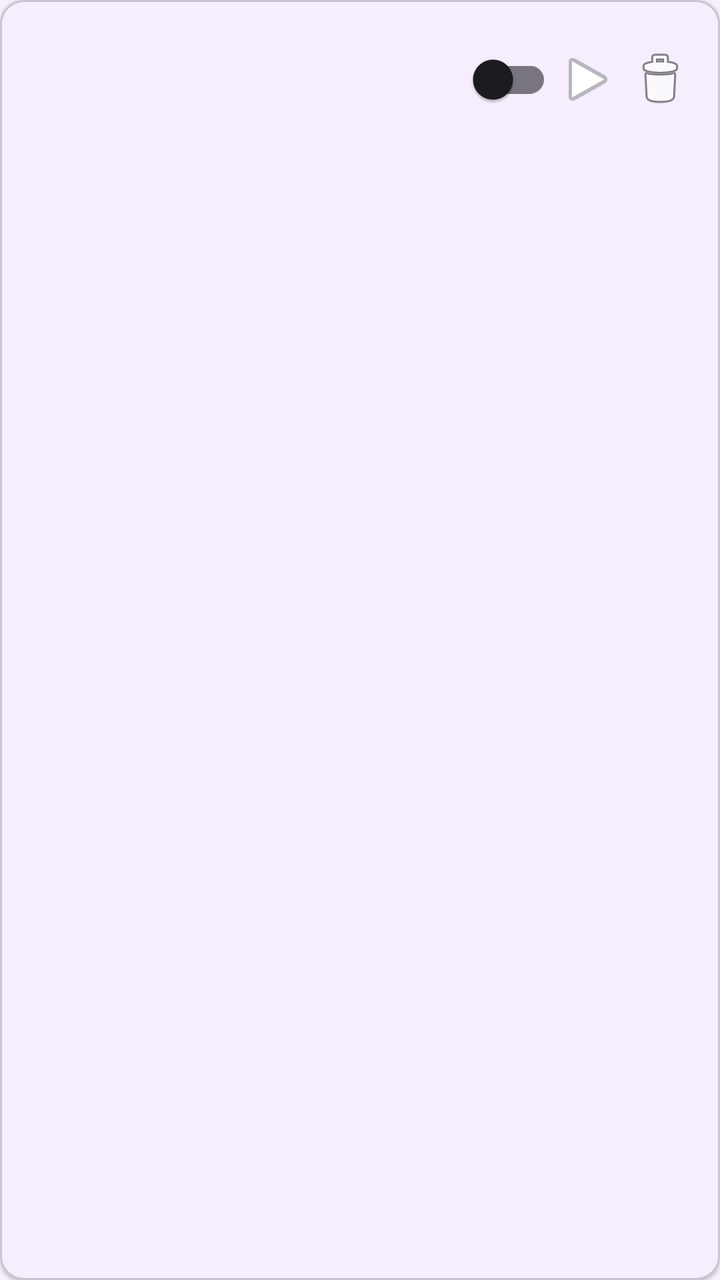
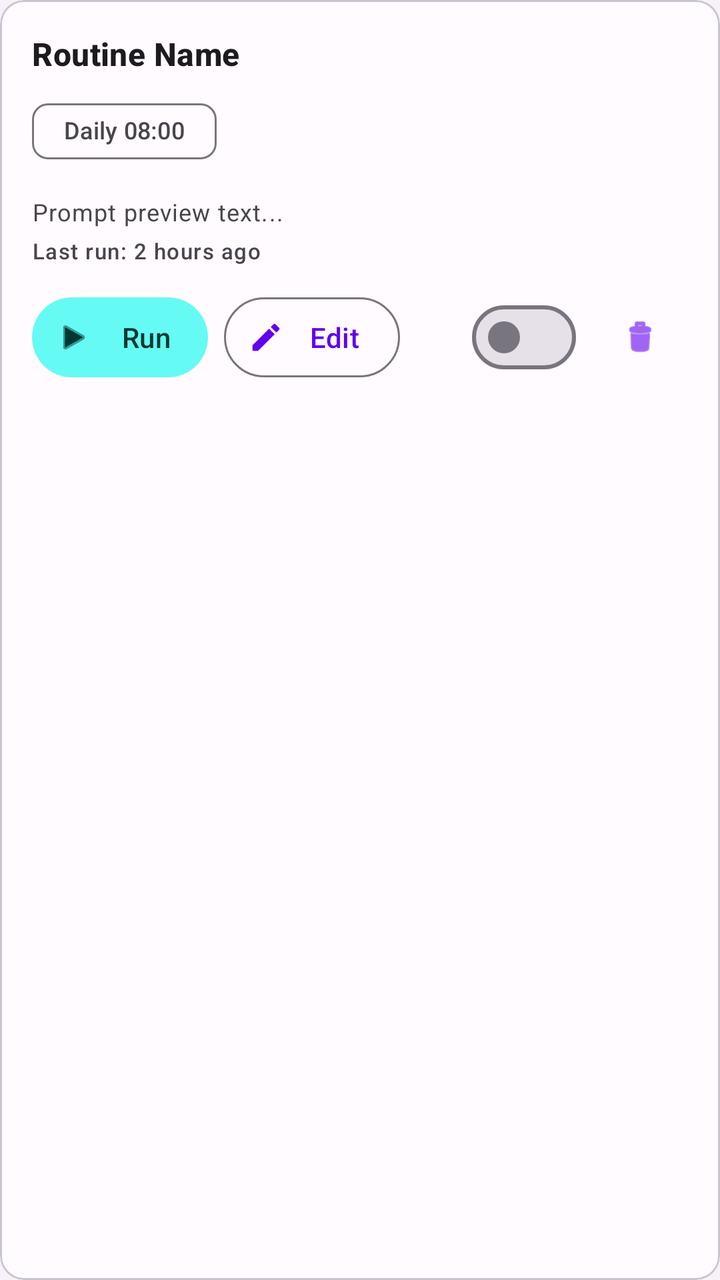

Compare the two renders of this Android layout. The source of the first and the diff that turns it into the second are given below.
<!-- AndroidManifest.xml: application theme Theme.RiverSong -->
<!-- res/layout/item_routine.xml -->
<?xml version="1.0" encoding="utf-8"?>
<com.google.android.material.card.MaterialCardView
    xmlns:android="http://schemas.android.com/apk/res/android"
    xmlns:app="http://schemas.android.com/apk/res-auto"
    android:layout_width="match_parent"
    android:layout_height="wrap_content"
    android:layout_marginHorizontal="16dp"
    android:layout_marginVertical="4dp"
    app:cardElevation="1dp"
    app:cardCornerRadius="12dp">

    <androidx.constraintlayout.widget.ConstraintLayout
        android:layout_width="match_parent"
        android:layout_height="wrap_content"
        android:padding="12dp">

        <TextView
            android:id="@+id/textViewRoutineName"
            android:layout_width="0dp"
            android:layout_height="wrap_content"
            android:textStyle="bold"
            android:textSize="15sp"
            android:textColor="?attr/colorOnSurface"
            app:layout_constraintTop_toTopOf="parent"
            app:layout_constraintStart_toStartOf="parent"
            app:layout_constraintEnd_toStartOf="@id/switchRoutineEnabled" />

        <TextView
            android:id="@+id/textViewRoutineTrigger"
            android:layout_width="0dp"
            android:layout_height="wrap_content"
            android:textSize="12sp"
            android:textColor="?attr/colorPrimary"
            android:layout_marginTop="2dp"
            app:layout_constraintTop_toBottomOf="@id/textViewRoutineName"
            app:layout_constraintStart_toStartOf="parent"
            app:layout_constraintEnd_toStartOf="@id/switchRoutineEnabled" />

        <TextView
            android:id="@+id/textViewRoutineLastRun"
            android:layout_width="0dp"
            android:layout_height="wrap_content"
            android:textSize="11sp"
            android:textColor="?attr/colorOnSurfaceVariant"
            android:layout_marginTop="2dp"
            app:layout_constraintTop_toBottomOf="@id/textViewRoutineTrigger"
            app:layout_constraintStart_toStartOf="parent"
            app:layout_constraintEnd_toStartOf="@id/switchRoutineEnabled"
            app:layout_constraintBottom_toBottomOf="parent" />

        <androidx.appcompat.widget.SwitchCompat
            android:id="@+id/switchRoutineEnabled"
            android:layout_width="wrap_content"
            android:layout_height="wrap_content"
            app:layout_constraintTop_toTopOf="parent"
            app:layout_constraintEnd_toStartOf="@id/buttonRunRoutine"
            app:layout_constraintBottom_toBottomOf="parent" />

        <ImageButton
            android:id="@+id/buttonRunRoutine"
            android:layout_width="36dp"
            android:layout_height="36dp"
            android:src="@android:drawable/ic_media_play"
            android:background="?attr/selectableItemBackgroundBorderless"
            android:contentDescription="Run routine"
            app:layout_constraintTop_toTopOf="parent"
            app:layout_constraintEnd_toStartOf="@id/buttonDeleteRoutine"
            app:layout_constraintBottom_toBottomOf="parent" />

        <ImageButton
            android:id="@+id/buttonDeleteRoutine"
            android:layout_width="36dp"
            android:layout_height="36dp"
            android:src="@android:drawable/ic_menu_delete"
            android:background="?attr/selectableItemBackgroundBorderless"
            android:contentDescription="Delete routine"
            app:layout_constraintTop_toTopOf="parent"
            app:layout_constraintEnd_toEndOf="parent"
            app:layout_constraintBottom_toBottomOf="parent" />

    </androidx.constraintlayout.widget.ConstraintLayout>
</com.google.android.material.card.MaterialCardView>
<!-- resources referenced by this layout -->
<resources>
  <color name="river_song_primary">#6200EE</color>
  <color name="river_song_on_primary">#FFFFFF</color>
  <color name="river_song_primary_container">#BB86FC</color>
  <color name="river_song_on_primary_container">#21005D</color>
  <color name="river_song_secondary">#03DAC6</color>
  <color name="river_song_on_secondary">#000000</color>
  <color name="river_song_secondary_container">#66FAF4</color>
  <color name="river_song_on_secondary_container">#003831</color>
  <color name="river_song_tertiary">#018786</color>
  <color name="river_song_on_tertiary">#FFFFFF</color>
  <color name="river_song_tertiary_container">#A7E7E7</color>
  <color name="river_song_on_tertiary_container">#002C2C</color>
  <color name="river_song_error">#B00020</color>
  <color name="river_song_on_error">#FFFFFF</color>
  <color name="river_song_error_container">#FCD8DF</color>
  <color name="river_song_on_error_container">#410002</color>
  <color name="river_song_background">#F7F2F9</color>
  <color name="river_song_on_background">#1C1B1F</color>
  <color name="river_song_surface">#FFFBFE</color>
  <color name="river_song_on_surface">#1C1B1F</color>
  <color name="river_song_surface_variant">#E7E0EC</color>
  <color name="river_song_on_surface_variant">#49454F</color>
  <color name="river_song_outline">#79757F</color>
  <!-- unchanged entries left out for length: 1 -->
</resources>

<!-- the commit's change to res/layout/item_routine.xml (unified diff, before → after) -->
@@ -5,78 +5,102 @@
     android:layout_width="match_parent"
     android:layout_height="wrap_content"
     android:layout_marginHorizontal="16dp"
-    android:layout_marginVertical="4dp"
-    app:cardElevation="1dp"
-    app:cardCornerRadius="12dp">
+    android:layout_marginVertical="6dp"
+    app:cardElevation="0dp"
+    app:strokeWidth="1dp"
+    app:strokeColor="?attr/colorOutlineVariant">
 
-    <androidx.constraintlayout.widget.ConstraintLayout
+    <LinearLayout
         android:layout_width="match_parent"
         android:layout_height="wrap_content"
-        android:padding="12dp">
+        android:orientation="vertical"
+        android:padding="16dp">
 
         <TextView
             android:id="@+id/textViewRoutineName"
-            android:layout_width="0dp"
+            android:layout_width="match_parent"
             android:layout_height="wrap_content"
-            android:textStyle="bold"
-            android:textSize="15sp"
-            android:textColor="?attr/colorOnSurface"
-            app:layout_constraintTop_toTopOf="parent"
-            app:layout_constraintStart_toStartOf="parent"
-            app:layout_constraintEnd_toStartOf="@id/switchRoutineEnabled" />
+            android:text="Routine Name"
+            android:textAppearance="@style/TextAppearance.Material3.TitleMedium"
+            android:textStyle="bold" />
+
+        <com.google.android.material.chip.Chip
+            android:id="@+id/chipRoutineSchedule"
+            style="@style/Widget.Material3.Chip.Suggestion"
+            android:layout_width="wrap_content"
+            android:layout_height="wrap_content"
+            android:layout_marginTop="4dp"
+            android:text="Daily 08:00"
+            app:chipIcon="@drawable/ic_schedule"
+            app:chipIconSize="16dp"
+            app:chipMinHeight="28dp"
+            android:textSize="12sp" />
 
         <TextView
-            android:id="@+id/textViewRoutineTrigger"
-            android:layout_width="0dp"
+            android:id="@+id/textViewPromptPreview"
+            android:layout_width="match_parent"
             android:layout_height="wrap_content"
-            android:textSize="12sp"
-            android:textColor="?attr/colorPrimary"
-            android:layout_marginTop="2dp"
-            app:layout_constraintTop_toBottomOf="@id/textViewRoutineName"
-            app:layout_constraintStart_toStartOf="parent"
-            app:layout_constraintEnd_toStartOf="@id/switchRoutineEnabled" />
+            android:layout_marginTop="8dp"
+            android:text="Prompt preview text..."
+            android:textAppearance="@style/TextAppearance.Material3.BodySmall"
+            android:textColor="?attr/colorOnSurfaceVariant"
+            android:maxLines="1"
+            android:ellipsize="end" />
 
         <TextView
-            android:id="@+id/textViewRoutineLastRun"
-            android:layout_width="0dp"
+            android:id="@+id/textViewLastRun"
+            android:layout_width="match_parent"
             android:layout_height="wrap_content"
-            android:textSize="11sp"
-            android:textColor="?attr/colorOnSurfaceVariant"
-            android:layout_marginTop="2dp"
-            app:layout_constraintTop_toBottomOf="@id/textViewRoutineTrigger"
-            app:layout_constraintStart_toStartOf="parent"
-            app:layout_constraintEnd_toStartOf="@id/switchRoutineEnabled"
-            app:layout_constraintBottom_toBottomOf="parent" />
+            android:layout_marginTop="4dp"
+            android:text="Last run: 2 hours ago"
+            android:textAppearance="@style/TextAppearance.Material3.LabelSmall"
+            android:textColor="?attr/colorOnSurfaceVariant" />
 
-        <androidx.appcompat.widget.SwitchCompat
-            android:id="@+id/switchRoutineEnabled"
-            android:layout_width="wrap_content"
+        <LinearLayout
+            android:layout_width="match_parent"
             android:layout_height="wrap_content"
-            app:layout_constraintTop_toTopOf="parent"
-            app:layout_constraintEnd_toStartOf="@id/buttonRunRoutine"
-            app:layout_constraintBottom_toBottomOf="parent" />
+            android:layout_marginTop="12dp"
+            android:orientation="horizontal"
+            android:gravity="center_vertical">
 
-        <ImageButton
-            android:id="@+id/buttonRunRoutine"
-            android:layout_width="36dp"
-            android:layout_height="36dp"
-            android:src="@android:drawable/ic_media_play"
-            android:background="?attr/selectableItemBackgroundBorderless"
-            android:contentDescription="Run routine"
-            app:layout_constraintTop_toTopOf="parent"
-            app:layout_constraintEnd_toStartOf="@id/buttonDeleteRoutine"
-            app:layout_constraintBottom_toBottomOf="parent" />
+            <com.google.android.material.button.MaterialButton
+                android:id="@+id/buttonRunRoutine"
+                style="@style/Widget.Material3.Button.TonalButton"
+                android:layout_width="wrap_content"
+                android:layout_height="wrap_content"
+                android:text="Run"
+                app:icon="@android:drawable/ic_media_play"
+                android:paddingHorizontal="12dp" />
 
-        <ImageButton
-            android:id="@+id/buttonDeleteRoutine"
-            android:layout_width="36dp"
-            android:layout_height="36dp"
-            android:src="@android:drawable/ic_menu_delete"
-            android:background="?attr/selectableItemBackgroundBorderless"
-            android:contentDescription="Delete routine"
-            app:layout_constraintTop_toTopOf="parent"
-            app:layout_constraintEnd_toEndOf="parent"
-            app:layout_constraintBottom_toBottomOf="parent" />
+            <View android:layout_width="8dp" android:layout_height="1dp" />
 
-    </androidx.constraintlayout.widget.ConstraintLayout>
+            <com.google.android.material.button.MaterialButton
+                android:id="@+id/buttonEditRoutine"
+                style="@style/Widget.Material3.Button.OutlinedButton"
+                android:layout_width="wrap_content"
+                android:layout_height="wrap_content"
+                android:text="Edit"
+                app:icon="@drawable/ic_edit"
+                android:paddingHorizontal="12dp" />
+
+            <View android:layout_width="0dp" android:layout_height="1dp" android:layout_weight="1" />
+
+            <com.google.android.material.materialswitch.MaterialSwitch
+                android:id="@+id/switchRoutineEnabled"
+                android:layout_width="wrap_content"
+                android:layout_height="wrap_content" />
+
+            <View android:layout_width="8dp" android:layout_height="1dp" />
+
+            <com.google.android.material.button.MaterialButton
+                android:id="@+id/buttonDeleteRoutine"
+                style="@style/Widget.Material3.Button.IconButton"
+                android:layout_width="wrap_content"
+                android:layout_height="wrap_content"
+                app:icon="@android:drawable/ic_menu_delete" />
+
+        </LinearLayout>
+
+    </LinearLayout>
+
 </com.google.android.material.card.MaterialCardView>
<!-- resource entries referenced after the edit -->
@@ -1,5 +1,27 @@
 <!-- resources referenced by this layout -->
 <resources>
+  <!-- drawable ic_edit (drawable) -->
+  <vector xmlns:android="http://schemas.android.com/apk/res/android"
+      android:width="24dp"
+      android:height="24dp"
+      android:viewportWidth="24"
+      android:viewportHeight="24"
+      android:tint="?attr/colorControlNormal">
+    <path
+        android:fillColor="@android:color/white"
+        android:pathData="M3,17.25V21h3.75L17.81,9.94l-3.75,-3.75L3,17.25zM20.71,7.04c0.39,-0.39 0.39,-1.02 0 -1.41l-2.34,-2.34c-0.39,-0.39 -1.02,-0.39 -1.41,0l-1.83,1.83 3.75,3.75 1.83,-1.83z"/>
+  </vector>
+  <!-- drawable ic_schedule (drawable) -->
+  <vector xmlns:android="http://schemas.android.com/apk/res/android"
+      android:width="24dp"
+      android:height="24dp"
+      android:viewportWidth="24"
+      android:viewportHeight="24"
+      android:tint="?attr/colorControlNormal">
+    <path
+        android:fillColor="@android:color/white"
+        android:pathData="M11.99,2C6.47,2 2,6.48 2,12s4.47,10 9.99,10C17.52,22 22,17.52 22,12S17.52,2 11.99,2zM12,20c-4.42,0 -8,-3.58 -8,-8s3.58,-8 8,-8 8,3.58 8,8 -3.58,8 -8,8zM12.5,7L11,7v6l5.25,3.15 0.75,-1.23 -4.5,-2.67z"/>
+  </vector>
   <color name="river_song_primary">#6200EE</color>
   <color name="river_song_on_primary">#FFFFFF</color>
   <color name="river_song_primary_container">#BB86FC</color>
